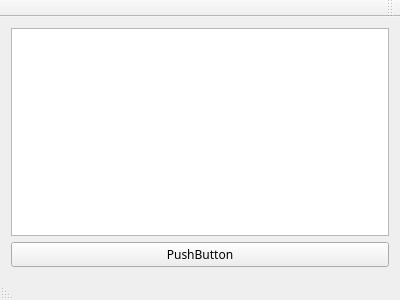
Chashm-e-Afreen/The-Digital-Prosodist, file mainwindow.ui: the form before one commit.
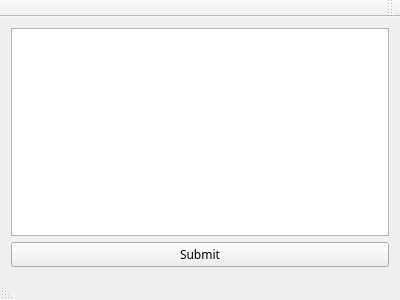
The form after the commit.

Diff of the .ui file:
```diff
--- a/mainwindow.ui
+++ b/mainwindow.ui
@@ -48,8 +48,11 @@
       </item>
       <item>
        <widget class="QPushButton" name="pushButton">
+        <property name="enabled">
+         <bool>true</bool>
+        </property>
         <property name="text">
-         <string>PushButton</string>
+         <string>Submit</string>
         </property>
        </widget>
       </item>
```
Left out of the diff: 11 changed lines with no effect on the pictures.
